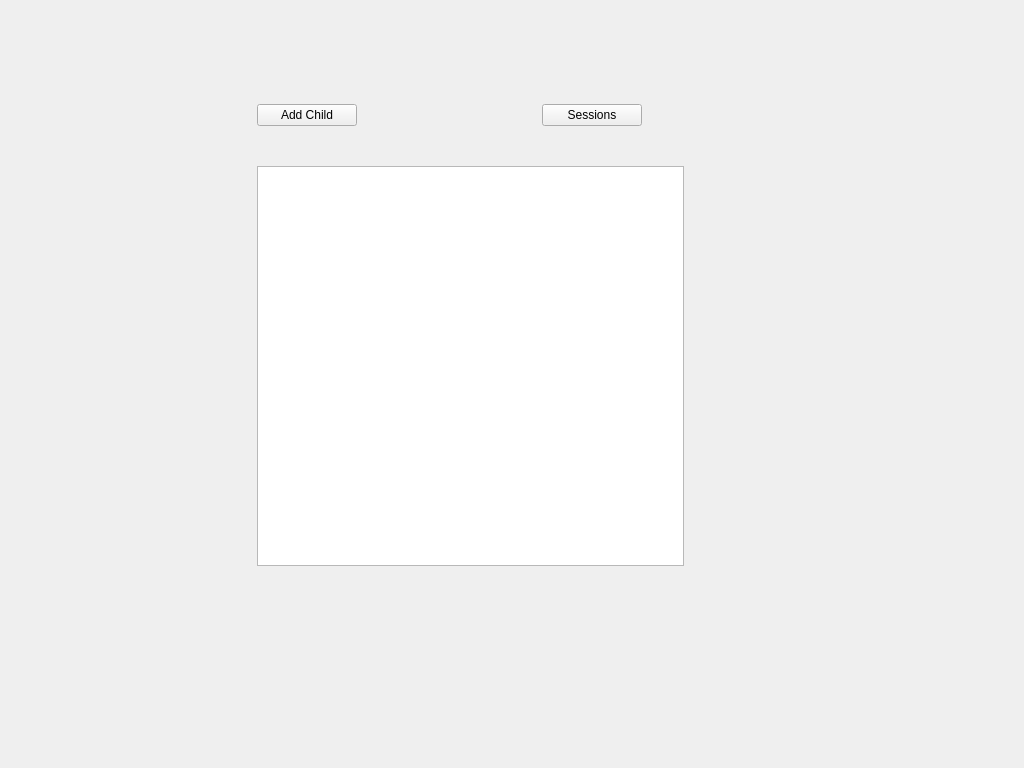
Before: the Qt Designer form SessionsBooking/childlistform.ui in d-c-hope/NurserySessionsSheets, drawn with Qt 5.
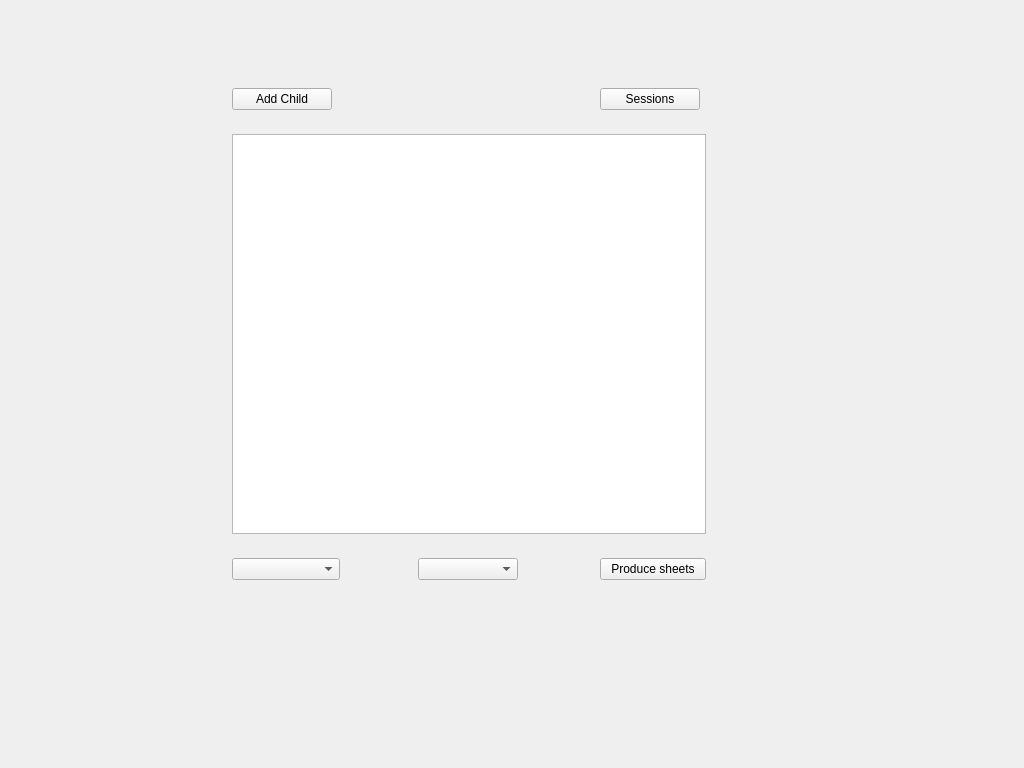
After: the same form once the commit is applied.

Commit message: Now producing attendance sheets roughly

```diff
--- a/SessionsBooking/childlistform.ui
+++ b/SessionsBooking/childlistform.ui
@@ -42,7 +42,24 @@
       </property>
      </widget>
     </item>
-    <item row="1" column="1">
+    <item row="4" column="0">
+     <widget class="QComboBox" name="monthCombo">
+      <property name="maximumSize">
+       <size>
+        <width>200</width>
+        <height>16777215</height>
+       </size>
+      </property>
+     </widget>
+    </item>
+    <item row="4" column="2">
+     <widget class="QPushButton" name="printSessionsButton">
+      <property name="text">
+       <string>Produce sheets</string>
+      </property>
+     </widget>
+    </item>
+    <item row="1" column="2">
      <widget class="QPushButton" name="sessionsButton">
       <property name="maximumSize">
        <size>
@@ -55,7 +72,7 @@
       </property>
      </widget>
     </item>
-    <item row="3" column="0" colspan="2">
+    <item row="3" column="0" colspan="3">
      <widget class="QTableView" name="tableView">
       <property name="sizePolicy">
        <sizepolicy hsizetype="Minimum" vsizetype="Expanding">
@@ -80,6 +97,16 @@
       </property>
      </widget>
     </item>
+    <item row="4" column="1">
+     <widget class="QComboBox" name="yearCombo">
+      <property name="maximumSize">
+       <size>
+        <width>100</width>
+        <height>16777215</height>
+       </size>
+      </property>
+     </widget>
+    </item>
    </layout>
   </widget>
  </widget>
```
The commit also changes 21 other files.
